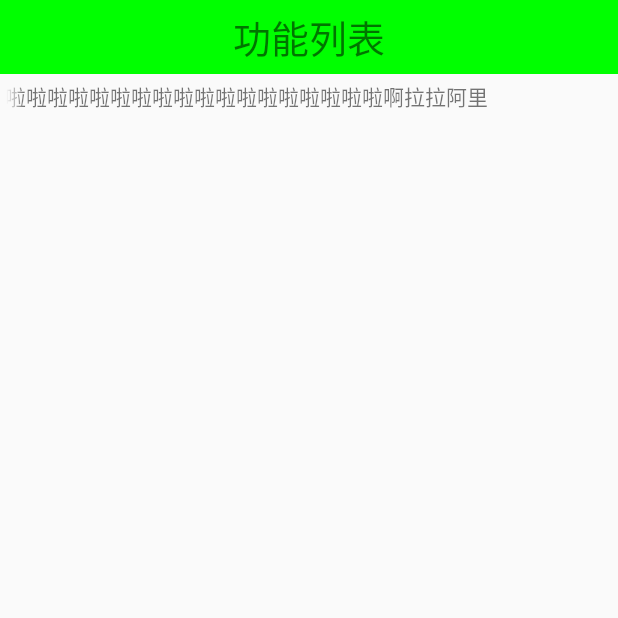
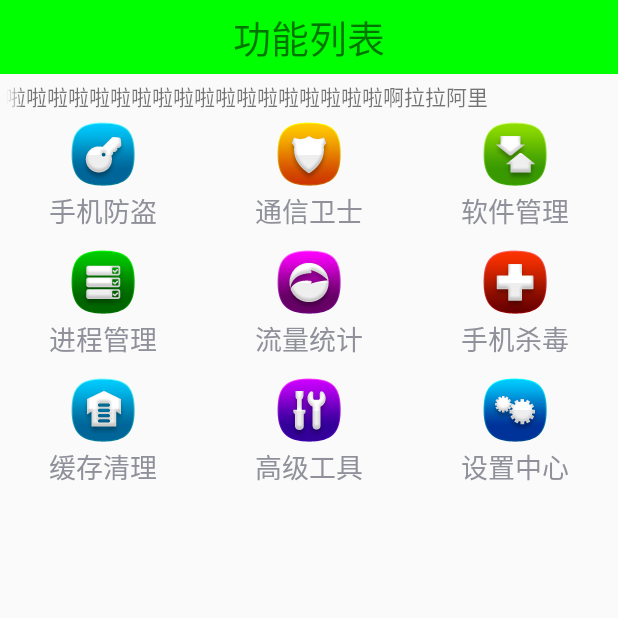
Before and after one commit to anwangwang/MobileSecurityGuards, an Android app: the screen it shows after launch (HomeActivity), on a phone screen of 412 x 824 dp, the top half of it. Run offline under Robolectric (Android 15) with nearby library versions, the phone set to English and light mode, and no system bars; libraries missing offline, so code that uses them is left out: org.xutils.common, org.xutils.http, org.xutils.x.

Commit message:
1.home界面，九宫格

```diff
--- a/app/src/main/java/com/awwhome/mobilesecurityguards/activity/HomeActivity.java
+++ b/app/src/main/java/com/awwhome/mobilesecurityguards/activity/HomeActivity.java
@@ -4,6 +4,13 @@ import android.app.Activity;
 import android.os.Bundle;
 import android.os.PersistableBundle;
 import android.util.Log;
+import android.view.View;
+import android.view.ViewGroup;
+import android.widget.BaseAdapter;
+import android.widget.GridView;
+import android.widget.ImageView;
+import android.widget.ListAdapter;
+import android.widget.TextView;
 
 import com.awwhome.mobilesecurityguards.R;
 
@@ -13,11 +20,106 @@ import com.awwhome.mobilesecurityguards.R;
 public class HomeActivity extends Activity {
 
     private static final String TAG = "HomeActivity";
+    private GridView gv_home;
+    private int[] titleIcons;
+    private String[] titleStrs;
 
     @Override
     protected void onCreate(Bundle savedInstanceState) {
         super.onCreate(savedInstanceState);
         Log.d(TAG, "onCreate: HomeActivity");
         setContentView(R.layout.activity_home);
+
+        initView();
+        initData();
+
+    }
+
+    /**
+     * 格式化数据
+     */
+    private void initData() {
+
+        // 准备数据，9张图片，9组文字
+        titleStrs = new String[]{"手机防盗", "通信卫士", "软件管理", "进程管理",
+                "流量统计", "手机杀毒", "缓存清理", "高级工具", "设置中心"};
+
+        titleIcons = new int[]{
+                R.mipmap.safe, R.mipmap.callmsgsafe, R.mipmap.app, R.mipmap.taskmanager, R.mipmap.netmanager,
+                R.mipmap.trojan, R.mipmap.sysoptimize, R.mipmap.atools, R.mipmap.settings
+        };
+
+        gv_home.setAdapter(new MyAdapter());
+    }
+
+
+    /**
+     * 格式化UI控件
+     */
+    private void initView() {
+        gv_home = (GridView) findViewById(R.id.gv_home);
+
+
+    }
+
+    /**
+     * 数据适配器
+     */
+    private class MyAdapter extends BaseAdapter {
+
+        /**
+         * 获取条目总数
+         * 图片数 == 文字数
+         * titleIcons ==titleStrs
+         *
+         * @return
+         */
+        @Override
+        public int getCount() {
+            return titleStrs.length;
+        }
+
+        /**
+         * 获取条目所在位置
+         *
+         * @param position 位置
+         * @return
+         */
+        @Override
+        public Object getItem(int position) {
+            return titleStrs[position];
+        }
+
+        /**
+         * 获取所在位置条目ID
+         *
+         * @param position 位置
+         * @return
+         */
+        @Override
+        public long getItemId(int position) {
+            return position;
+        }
+
+        /**
+         * 获取View
+         *
+         * @param position    位置
+         * @param convertView 控件的复用
+         * @param parent      获取到的控件被包含在此父控件内，一般为null
+         * @return
+         */
+        @Override
+        public View getView(int position, View convertView, ViewGroup parent) {
+
+            // 将布局转化为View对象
+            View view = View.inflate(getApplicationContext(), R.layout.gridview_item, null);
+            ImageView iv_icon = (ImageView) view.findViewById(R.id.iv_icon);
+            TextView tv_title = (TextView) view.findViewById(R.id.tv_title);
+            iv_icon.setBackgroundResource(titleIcons[position]);
+            tv_title.setText(titleStrs[position]);
+
+            return view;
+        }
     }
 }
--- a/app/src/main/res/layout/activity_home.xml
+++ b/app/src/main/res/layout/activity_home.xml
@@ -34,5 +34,12 @@
         android:singleLine="true"
         android:text="@string/marquee" />
 
+    <GridView
+        android:id="@+id/gv_home"
+        android:layout_width="match_parent"
+        android:layout_height="match_parent"
+        android:numColumns="3"
+        android:verticalSpacing="10dp" />
+
 
 </LinearLayout>
--- /dev/null
+++ b/app/src/main/res/layout/gridview_item.xml
@@ -0,0 +1,21 @@
+<?xml version="1.0" encoding="utf-8"?>
+<LinearLayout xmlns:android="http://schemas.android.com/apk/res/android"
+    android:layout_width="wrap_content"
+    android:layout_height="wrap_content"
+    android:gravity="center"
+    android:orientation="vertical">
+
+    <ImageView
+        android:id="@+id/iv_icon"
+        android:layout_width="wrap_content"
+        android:layout_height="wrap_content"
+        android:background="@mipmap/ic_launcher" />
+
+    <TextView
+        android:id="@+id/tv_title"
+        android:layout_width="wrap_content"
+        android:layout_height="wrap_content"
+        android:text="模块名称"
+        android:textSize="18sp" />
+
+</LinearLayout>
```
